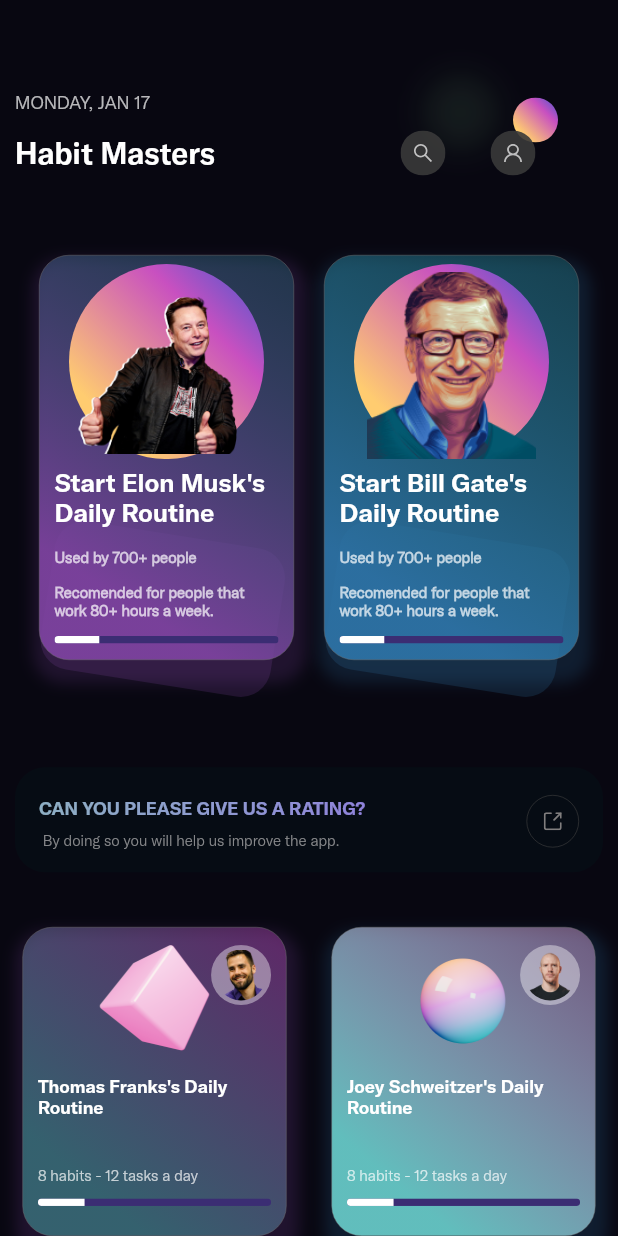
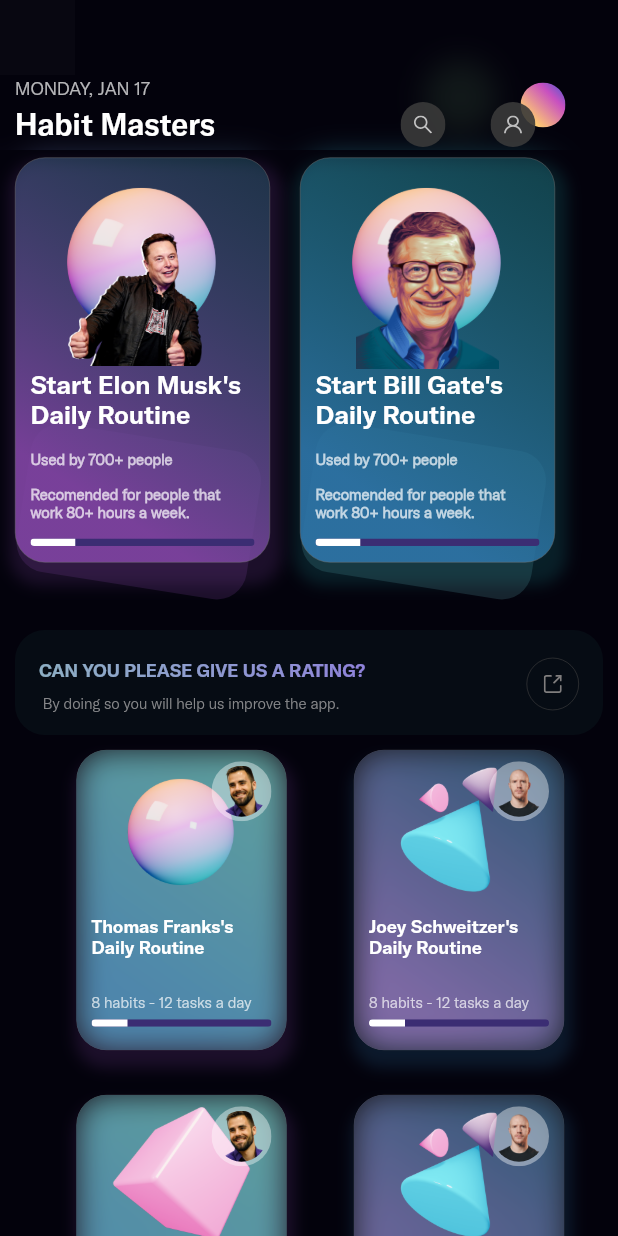
Before and after one commit to ANORAK-MATTFLY/habit_master, a Flutter app: the screen it shows after launch, on a phone screen of 412 x 824 dp. Run offline on Flutter 3.47's test engine with Material 2 defaults, Android fonts, the phone set to English and light mode, and no system bars; drawn by our look-alikes of blur, simple_gradient_text; our stand-ins replace flutter_svg.

```diff
--- a/lib/features/home/presentation/pages/home_page.dart
+++ b/lib/features/home/presentation/pages/home_page.dart
@@ -30,134 +30,14 @@
     final day = DateFormat('EEEE').format(today).toUpperCase();
     final dayNumber = today.day;
 
-    return Scaffold(
-      body: Container(
-          height: height,
-          width: double.infinity,
-          decoration: const BoxDecoration(color: Color(0xFF03020C)),
-          child: Stack(
-            children: [
-              Positioned(
-                right: 80.0,
-                top: 50.0,
-                child: ClipRRect(
-                    borderRadius: BorderRadius.circular(360),
-                    child: Container(
-                        color: const Color(0x2F88DA88).withOpacity(0.1),
-                        height: 50.0,
-                        width: 50.0)),
-              ),
-              BackdropFilter(
-                filter: ImageFilter.blur(sigmaX: 10.0, sigmaY: 10.0),
-                child: Container(
-                    color: const Color(0xFF32333B).withOpacity(0.1),
-                    height: MediaQuery.of(context).size.height,
-                    width: MediaQuery.of(context).size.width),
-              ),
-              Stack(
-                children: [
-                  const Positioned(
-                      right: 40.0,
-                      top: 65.0,
-                      child: SizedBox(height: 30, width: 30, child: Circle())),
-                  Column(
-                    mainAxisAlignment: MainAxisAlignment.spaceBetween,
-                    children: [
-                      Expanded(
-                        child: Container(
-                          padding: const EdgeInsets.only(top: 50.0, left: 10.0),
-                          width: double.infinity,
-                          child: Column(
-                            mainAxisAlignment: MainAxisAlignment.spaceEvenly,
-                            crossAxisAlignment: CrossAxisAlignment.start,
-                            children: <Widget>[
-                              Text(
-                                "$day, $month $dayNumber",
-                                style: const TextStyle(
-                                  color: Color(0xB7FFFFFF),
-                                  fontFamily: "Twitterchirp",
-                                  fontSize: 12.0,
-                                ),
-                              ),
-                              Row(
-                                mainAxisAlignment:
-                                    MainAxisAlignment.spaceBetween,
-                                children: [
-                                  const Text(
-                                    "Habit Masters",
-                                    style: TextStyle(
-                                      color: Colors.white,
-                                      fontFamily: "Twitterchirp_Bold",
-                                      fontSize: 20.0,
-                                    ),
-                                  ),
-                                  SizedBox(
-                                    width: 200.0,
-                                    // color: Colors.e
-                                    child: Row(
-                                      mainAxisAlignment:
-                                          MainAxisAlignment.center,
-                                      children: [
-                                        Padding(
-                                          padding: const EdgeInsets.only(
-                                              right: 30.0),
-                                          child: ClipRRect(
-                                            borderRadius:
-                                                const BorderRadius.all(
-                                              Radius.circular(360.0),
-                                            ),
-                                            child: Container(
-                                              height: 30.0,
-                                              width: 30.0,
-                                              color: const Color(0xFF393939)
-                                                  .withOpacity(0.9),
-                                              child: Center(
-                                                child: SvgPicture.asset(
-                                                    "assets/svg/search-icon.svg",
-                                                    height: 12,
-                                                    semanticsLabel:
-                                                        'A red up arrow'),
-                                              ),
-                                            ),
-                                          ),
-                                        ),
-                                        ClipRRect(
-                                          borderRadius: const BorderRadius.all(
-                                              Radius.circular(360.0)),
-                                          child: Container(
-                                            height: 30.0,
-                                            width: 30.0,
-                                            color: const Color(0xFF393939)
-                                                .withOpacity(0.9),
-                                            child: Center(
-                                              child: SvgPicture.asset(
-                                                  "assets/svg/user-profile-icon.svg",
-                                                  // color: Colors.red,
-                                                  height: 12,
-                                                  semanticsLabel:
-                                                      'A red up arrow'),
-                                            ),
-                                          ),
-                                        ),
-                                      ],
-                                    ),
-                                  )
-                                ],
-                              ),
-                            ],
-                          ),
-                        ),
-                      ),
+    final listOfCard = [
       Container(
         height: 310.0,
-                        // color: Colors.green,
         padding: const EdgeInsets.symmetric(vertical: 5.0),
         child: const LargCard(),
       ),
-                      Flexible(
-                        flex: 1,
-                        child: Container(
-                          width: MediaQuery.of(context).size.width - 20,
+      Container(
+        margin: const EdgeInsets.symmetric(horizontal: 10.0),
         height: 70,
         decoration: const BoxDecoration(
           borderRadius: BorderRadius.all(
@@ -212,19 +92,149 @@
           ),
         ),
       ),
+      const Flexible(flex: 2, child: SmallCard()),
+    ];
+
+    return Scaffold(
+      body: NestedScrollView(
+        floatHeaderSlivers: true,
+        headerSliverBuilder: (context, innerBoxIsScrolled) => [
+          SliverAppBar(
+            backgroundColor: const Color(0xFF03020C),
+            floating: true,
+            snap: true,
+            toolbarHeight: 100.0,
+            // elevation: 0.0,
+            actions: <Widget>[
+              SizedBox(
+                // color: Colors.green,
+                width: MediaQuery.of(context).size.width,
+                // height: 100.0,
+                child: Stack(
+                  children: [
+                    Positioned(
+                      right: 80.0,
+                      top: 40.0,
+                      child: ClipRRect(
+                          borderRadius: BorderRadius.circular(360),
+                          child: Container(
+                              color: const Color(0x2F88DA88).withOpacity(0.1),
+                              height: 50.0,
+                              width: 50.0)),
                     ),
-                      const Flexible(
-                          flex: 2,
+                    BackdropFilter(
+                      filter: ImageFilter.blur(sigmaX: 10.0, sigmaY: 10.0),
+                      child: Container(
+                        color: const Color(0xFF32333B).withOpacity(0.1),
+                        height: 50.0,
+                        width: 50.0,
+                      ),
+                    ),
+                    const Positioned(
+                        right: 35.0,
+                        top: 55.0,
+                        child:
+                            SizedBox(height: 30, width: 30, child: Circle())),
+                    Container(
+                      padding: const EdgeInsets.only(top: 50.0, left: 10.0),
+                      width: double.infinity,
+                      child: Column(
+                        mainAxisAlignment: MainAxisAlignment.spaceEvenly,
+                        crossAxisAlignment: CrossAxisAlignment.start,
+                        children: <Widget>[
+                          Text(
+                            "$day, $month $dayNumber",
+                            style: const TextStyle(
+                              color: Color(0xB7FFFFFF),
+                              fontFamily: "Twitterchirp",
+                              fontSize: 12.0,
+                            ),
+                          ),
+                          Row(
+                            mainAxisAlignment: MainAxisAlignment.spaceBetween,
+                            children: [
+                              const Text(
+                                "Habit Masters",
+                                style: TextStyle(
+                                  color: Colors.white,
+                                  fontFamily: "Twitterchirp_Bold",
+                                  fontSize: 20.0,
+                                ),
+                              ),
+                              SizedBox(
+                                width: 200.0,
+                                // color: Colors.e
+                                child: Row(
+                                  mainAxisAlignment: MainAxisAlignment.center,
+                                  children: [
+                                    Padding(
+                                      padding:
+                                          const EdgeInsets.only(right: 30.0),
+                                      child: ClipRRect(
+                                        borderRadius: const BorderRadius.all(
+                                          Radius.circular(360.0),
+                                        ),
+                                        child: Container(
+                                          height: 30.0,
+                                          width: 30.0,
+                                          color: const Color(0xFF393939)
+                                              .withOpacity(0.9),
+                                          child: Center(
+                                            child: SvgPicture.asset(
+                                                "assets/svg/search-icon.svg",
+                                                height: 12,
+                                                semanticsLabel:
+                                                    'A red up arrow'),
+                                          ),
+                                        ),
+                                      ),
+                                    ),
+                                    ClipRRect(
+                                      borderRadius: const BorderRadius.all(
+                                          Radius.circular(360.0)),
+                                      child: Container(
+                                        height: 30.0,
+                                        width: 30.0,
+                                        color: const Color(0xFF393939)
+                                            .withOpacity(0.9),
+                                        child: Center(
+                                          child: SvgPicture.asset(
+                                              "assets/svg/user-profile-icon.svg",
                                               // color: Colors.red,
-                          // width: double.infinity,
-                          // height: 270,
-                          child: SmallCard()),
+                                              height: 12,
+                                              semanticsLabel: 'A red up arrow'),
+                                        ),
+                                      ),
+                                    ),
+                                  ],
+                                ),
+                              )
                             ],
                           ),
                         ],
                       ),
+                    ),
                   ],
-          )),
+                ),
+              ),
+            ],
+          ),
+        ],
+        body: Container(
+          height: height,
+          width: double.infinity,
+          decoration: const BoxDecoration(color: Color(0xFF03020C)),
+          child: ListView.separated(
+            itemCount: listOfCard.length,
+            itemBuilder: (BuildContext context, int index) {
+              final section = listOfCard[index];
+              return section;
+            },
+            separatorBuilder: (BuildContext context, int index) =>
+                const SizedBox(height: 10.0),
+          ),
+        ),
+      ),
     );
   }
 }
--- a/lib/features/home/presentation/pages/widgets/large_card.dart
+++ b/lib/features/home/presentation/pages/widgets/large_card.dart
@@ -1,7 +1,6 @@
 import 'dart:math' as math;
 import 'package:flutter/material.dart';
 import 'package:habit_master/shared/features/routine/models/routine.dart';
-import 'package:habit_master/shared/features/routine/widgets/circle.dart';
 
 class LargCard extends StatefulWidget {
   const LargCard({Key? key}) : super(key: key);
@@ -30,7 +29,7 @@
                   decoration: BoxDecoration(
                     color: cardPositionIsOdd
                         ? const Color(0xFF8044A3).withOpacity(0.2)
-                        : const Color(0xFF2E75A9).withOpacity(0.2),
+                        : const Color(0xFF60A9B3).withOpacity(0.2),
                     borderRadius: const BorderRadius.all(
                       Radius.circular(20.0),
                     ),
@@ -59,7 +58,7 @@
                     BoxShadow(
                       color: cardPositionIsOdd
                           ? const Color(0xFF8044A3).withOpacity(0.2)
-                          : const Color(0xFF2E75A9).withOpacity(0.2),
+                          : const Color(0xFF1D9296).withOpacity(0.2),
                       spreadRadius: 6,
                       blurRadius: 8,
                       offset: const Offset(2, 9), // changes position of shadow
@@ -96,12 +95,21 @@
                         child: Stack(
                           alignment: Alignment.topCenter,
                           children: [
-                            const Circle(),
+                            Container(
+                              height: 180.0,
+                              width: 180.0,
+                              decoration: const BoxDecoration(
+                                image: DecorationImage(
+                                  image: AssetImage(
+                                      "assets/images/3d objects/Ball-2.png"),
+                                ),
+                              ),
+                            ),
                             Positioned(
                               bottom: -5.0,
                               child: Container(
-                                height: 130.0,
-                                width: 130.0,
+                                height: 110.0,
+                                width: 110.0,
                                 decoration: BoxDecoration(
                                   image: DecorationImage(
                                     image: AssetImage(routine.ownerImage!),
--- a/lib/features/home/presentation/pages/widgets/small_card.dart
+++ b/lib/features/home/presentation/pages/widgets/small_card.dart
@@ -1,5 +1,7 @@
+import 'package:blur/blur.dart';
 import 'package:flutter/material.dart';
 import 'package:habit_master/shared/features/routine/models/routine.dart';
+import 'dart:math';
 
 class SmallCard extends StatefulWidget {
   const SmallCard({Key? key}) : super(key: key);
@@ -9,22 +11,27 @@
 }
 
 class _SmallCardState extends State<SmallCard> {
+  final random = Random();
+  final images = [
+    "assets/images/3d objects/Ball-2.png",
+    "assets/images/3d objects/Cones.png",
+    "assets/images/3d objects/Cube-2.png",
+    "assets/images/3d objects/Polyhedron.png"
+  ];
   @override
   Widget build(BuildContext context) {
-    return GridView.count(
-      // Create a grid with 2 columns. If you change the scrollDirection to
-      // horizontal, this produces 2 rows.
-      crossAxisCount: 2,
-      shrinkWrap: true,
-      // Generate 100 widgets that display their index in the List.
-      children: List.generate(celebritiesRoutines.length, (index) {
-        final routine = celebritiesRoutines[index];
+    return Wrap(
+        alignment: WrapAlignment.center,
+        spacing: 30,
+        runSpacing: 30,
+        children: celebritiesRoutines.map((routine) {
           final cardPositionIsOdd = celebritiesRoutines.indexOf(routine).isEven;
-        return Container(
-          margin: const EdgeInsets.only(left: 15.0, right: 15.0),
-          // width: 200.0,
-          height: 400.0,
-          padding: const EdgeInsets.only(left: 10.0, right: 10.0, bottom: 10.0),
+          return Stack(
+            children: [
+              Container(
+                margin: const EdgeInsets.only(left: 15.0),
+                width: 140.0,
+                height: 200.0,
                 decoration: BoxDecoration(
                   border: Border.all(
                       color: const Color(0xFF747474),
@@ -38,32 +45,57 @@
                       color: cardPositionIsOdd
                           ? const Color(0xFF8044A3).withOpacity(0.2)
                           : const Color(0xFF2E75A9).withOpacity(0.2),
-                spreadRadius: 6,
+                      spreadRadius: 3,
                       blurRadius: 8,
-                offset: const Offset(2, 9), // changes position of shadow
+                      offset: const Offset(2, 9),
                     ),
                   ],
                   gradient: LinearGradient(
                       colors: cardPositionIsOdd
                           ? [
-                        const Color(0xFFBE46BE).withOpacity(0.4),
-                        const Color(0xFF54D6CF).withOpacity(0.4),
+                              const Color(0xFF70F0D4).withOpacity(0.6),
+                              const Color(0xFF4EBFF3).withOpacity(0.6),
                             ]
                           : [
-                        const Color(0xFFF7B9F7).withOpacity(0.4),
-                        const Color(0xFF6ACFCC).withOpacity(0.9)
+                              const Color(0xFF1C628A).withOpacity(0.6),
+                              const Color(0xFFB082E4).withOpacity(0.6)
                             ],
                       begin: Alignment.topRight,
                       end: Alignment.bottomLeft,
                       stops: const [0.0, 0.8],
                       tileMode: TileMode.clamp),
                 ),
+              ),
+              Positioned(
+                right: 0.0,
+                child: SizedBox(
+                  width: 140.0,
+                  height: 200.0,
+                  child: Blur(
+                    borderRadius: const BorderRadius.all(
+                      Radius.circular(20.0),
+                    ),
+                    blur: 10,
+                    colorOpacity: 0.1,
+                    blurColor: Colors.white,
+                    child: const Padding(
+                      padding: EdgeInsets.all(8.0),
+                    ),
+                  ),
+                ),
+              ),
+              Container(
+                margin: const EdgeInsets.only(left: 15.0),
+                padding: const EdgeInsets.only(
+                    left: 10.0, right: 10.0, bottom: 10.0),
+                width: 140.0,
+                height: 200.0,
                 child: Column(
                   crossAxisAlignment: CrossAxisAlignment.start,
                   mainAxisAlignment: MainAxisAlignment.spaceEvenly,
                   children: [
                     Container(
-                height: 80.0,
+                      height: 100.0,
                       width: 200.0,
                       decoration: const BoxDecoration(
                         // color: Colors.green,
@@ -77,13 +109,13 @@
                           Positioned(
                             bottom: 0.0,
                             child: Container(
-                        height: 80.0,
-                        width: 80.0,
+                              height: 100.0,
+                              width: 100.0,
                               decoration: BoxDecoration(
                                 image: DecorationImage(
-                            image: AssetImage(cardPositionIsOdd
-                                ? "assets/images/3d objects/Cube-2.png"
-                                : "assets/images/3d objects/Ball-2.png"),
+                                  image: AssetImage(
+                                    images[random.nextInt(images.length)],
+                                  ),
                                 ),
                               ),
                             ),
@@ -102,7 +134,8 @@
                                 ),
                                 child: CircleAvatar(
                                   radius: 30.0,
-                            backgroundImage: AssetImage(routine.ownerImage!),
+                                  backgroundImage:
+                                      AssetImage(routine.ownerImage!),
                                   backgroundColor: Colors.transparent,
                                 ),
                               ),
@@ -146,8 +179,9 @@
                     )
                   ],
                 ),
+              ),
+            ],
           );
-      }),
-    );
+        }).toList());
   }
 }
--- a/lib/shared/features/routine/models/routine.dart
+++ b/lib/shared/features/routine/models/routine.dart
@@ -30,4 +30,14 @@
     ownerImage: "assets/images/joey_schweitzer.png",
     ownerType: "Celebrity",
   ),
+  RoutineModel(
+    ownerName: "Thomas Franks",
+    ownerImage: "assets/images/thomas_frank.png",
+    ownerType: "Celebrity",
+  ),
+  RoutineModel(
+    ownerName: "Joey Schweitzer",
+    ownerImage: "assets/images/joey_schweitzer.png",
+    ownerType: "Celebrity",
+  ),
 ];
--- a/pubspec.yaml
+++ b/pubspec.yaml
@@ -33,6 +33,7 @@
   google_fonts: ^2.2.0
   flutter_bloc: ^8.0.1
   simple_gradient_text: ^1.2.2
+  blur: ^3.0.0
   # The following adds the Cupertino Icons font to your application.
   # Use with the CupertinoIcons class for iOS style icons.
   cupertino_icons: ^1.0.2
@@ -70,9 +71,9 @@
     - assets/images/joey_schweitzer.png
     - assets/images/3d objects/Spiral-2.png
     - assets/images/3d objects/Ball-2.png
-    - assets/images/3d objects/Cones-2-metallic.png
     - assets/images/3d objects/Cube-2.png
-    - assets/images/3d objects/Wands.png
+    - assets/images/3d objects/Polyhedron.png
+    - assets/images/3d objects/Cones.png
     - assets/svg/search-icon.svg
     - assets/svg/user-profile-icon.svg
     - assets/svg/link.svg
```
Also changed, not shown: assets/images/3d objects/Cones-2-metallic.png (deleted), assets/images/3d objects/Cones.png, assets/images/3d objects/Polyhedron.png (added), assets/images/3d objects/Wands.png (deleted), pubspec.lock. Lines whose indentation alone changed are shown as unchanged.
